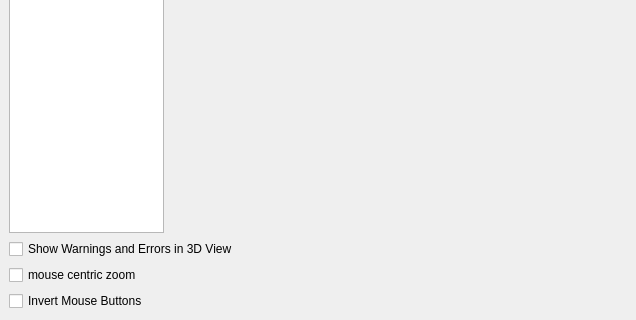
Above: src/gui/Preferences.ui from openscad/openscad before the change; both pictures show x 0 to 636 and y 219 to 539 of the 636 by 539 pixel window. Below: the same form after it.
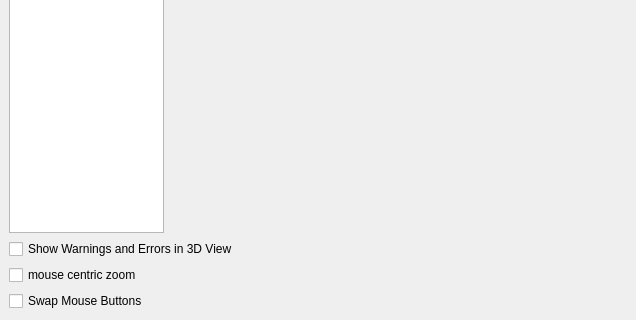
That is the form after the change. The open tabs and pages were chosen to show the change. Icons and pictures are not drawn. Custom widgets are drawn as their Qt base class.

Commit message: Change name to: Swap Mouse Buttons

Diff of the .ui file:
```diff
--- a/src/gui/Preferences.ui
+++ b/src/gui/Preferences.ui
@@ -110,7 +110,7 @@
         <item>
          <widget class="QCheckBox" name="checkBoxMouseInvertButtons">
           <property name="text">
-           <string>Invert Mouse Buttons</string>
+           <string>Swap Mouse Buttons</string>
           </property>
           <property name="checked">
            <bool>false</bool>
```
Left out of the diff: 2 changed lines with no effect on the pictures. The commit also changes 7 other files.
